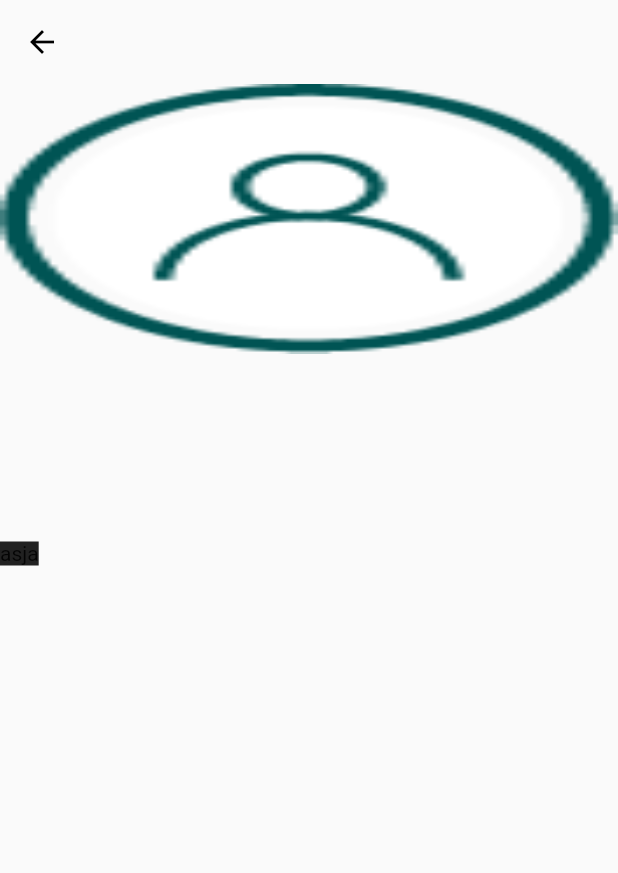
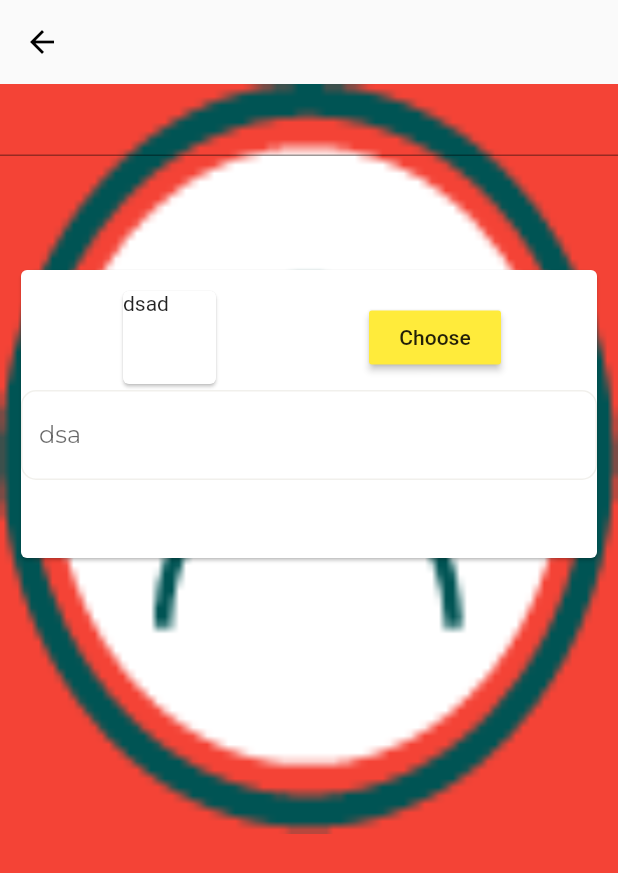
Before and after one commit to alisha-budhathoki/job_vacany, a Flutter app: the ProfileScreen screen opened directly, on a phone screen of 412 x 824 dp. Shown: the top 873 px of the screen. Run offline on Flutter 3.47's test engine with Material 2 defaults, Android fonts, the phone set to English and light mode, and no system bars; our stand-ins replace file_picker, google_fonts, share.

Commit message:
using reusable widget for card and text form field

```diff
--- /dev/null
+++ b/lib/common/app_card.dart
@@ -0,0 +1,25 @@
+
+import 'package:flutter/material.dart';
+
+class AppCard extends StatefulWidget {
+  final Widget child;
+  AppCard({Key key, @required this.child}) : super(key: key);
+  _AppCardState createState() => _AppCardState();
+}
+
+class _AppCardState extends State<AppCard> {
+  @override
+  Widget build(BuildContext context) {
+    return Column(
+      children: <Widget>[
+        Card(
+          margin: EdgeInsets.all(10),
+          color: Colors.black12,
+          child: Container(
+            child: widget.child,
+          ),
+        ),
+      ],
+    );
+  }
+}
--- /dev/null
+++ b/lib/common/app_text_field.dart
@@ -0,0 +1,37 @@
+import 'package:flutter/material.dart';
+import 'package:google_fonts/google_fonts.dart';
+
+class AppTextField extends StatefulWidget {
+  final Widget child;
+  final String hintText;
+  AppTextField({Key key, @required this.child, this.hintText}) : super(key: key);
+  _AppTextFieldState createState() => _AppTextFieldState();
+}
+
+class _AppTextFieldState extends State<AppTextField> {
+  @override
+  Widget build(BuildContext context) {
+    return Column(
+      children: <Widget>[
+        TextFormField(
+            decoration: InputDecoration(
+              fillColor: Colors.white,
+              filled: true,
+              hintText: widget.hintText??"FULL NAME", hintStyle: GoogleFonts.montserrat(),
+              labelStyle: TextStyle(
+                color: Colors.black87,
+              ),
+              enabledBorder: OutlineInputBorder(
+                borderSide: new BorderSide(color: Color(0xfff1f0ec)),
+                borderRadius: BorderRadius.circular(10),
+              ),
+              border: OutlineInputBorder(
+                  borderRadius: BorderRadius.circular(10)),
+              focusedBorder: OutlineInputBorder(
+                  borderRadius: BorderRadius.circular(10)),
+            ),
+        )
+      ],
+    );
+  }
+}
--- a/lib/profile/profile_screen.dart
+++ b/lib/profile/profile_screen.dart
@@ -1,5 +1,7 @@
 import 'package:flutter/cupertino.dart';
 import 'package:flutter/material.dart';
+import 'package:job_application/common/app_card.dart';
+import 'package:job_application/common/app_text_field.dart';
 
 class ProfileScreen extends StatefulWidget {
   @override
@@ -17,30 +19,60 @@ class _ProfileScreenState extends State<ProfileScreen> {
         backgroundColor: Colors.transparent,
         elevation: 0,
       ),
-      body: Stack(
-        children: <Widget>[
-          Container(
-            height: double.infinity,
-            child: Column(
+      body: Container(
+        color: Colors.red,
+        child: Column(
+          children: <Widget>[
+            Stack(
               children: <Widget>[
                 Image.asset(
                   'assets/images/user_img_register.png',
                   width: double.infinity,
-                  height: 180,
+                  height: 500,
                   fit: BoxFit.fill,
                 ),
+            Positioned(
+              top: 120,
+                left: 10,
+                right: 10,
+                child:Container(
+                  height: 200,
+                  width: 390,
+                  child: Card(
+                    child: Column(
+                      children: <Widget>[
+                        SizedBox(height: 10,),
+                        Padding(
+                          padding: const EdgeInsets.symmetric(horizontal: 15.0),
+                          child: Row(
+                            mainAxisAlignment: MainAxisAlignment.spaceAround,
+                            children: <Widget>[
+                              Container(height: 70, width: 70,child: Card(child: Text('dsad'))),
+                              RaisedButton(
+                                onPressed: (){
+                                },
+                                color: Colors.yellow,
+                                child: Text(
+                                  'Choose'
+                                ),
+                              )
+                            ],
+                          ),
+                        ),
+                        AppTextField(
+                          hintText: 'dsa',
+                        )
+                      ],
+                    ),
+
+                  ),
+                ),
+            ),
+                TextFormField()
               ],
             ),
-          ),
-          Positioned(
-            top: 305,
-            child: Container( color: Colors.black87, child: Column(
-              children: <Widget>[
-                Text('asja'),
-              ],
-            )),
-          )
-        ],
+          ],
+        ),
       ),
     );
   }
```
